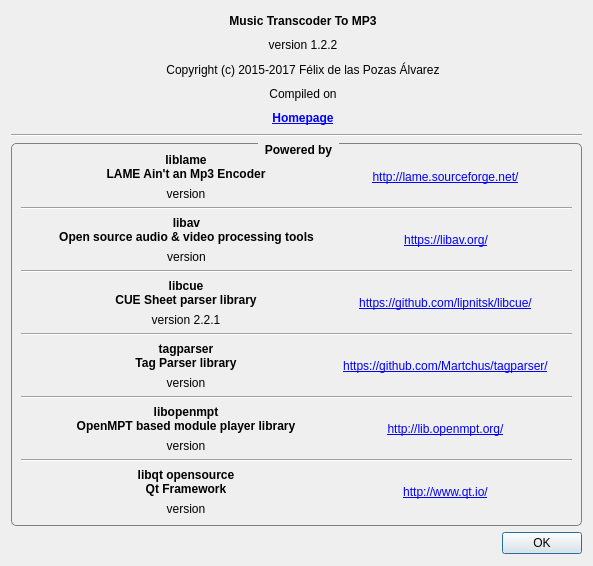
Old version of the form AboutDialog.ui in the repository FelixdelasPozas/transcodertomp3.
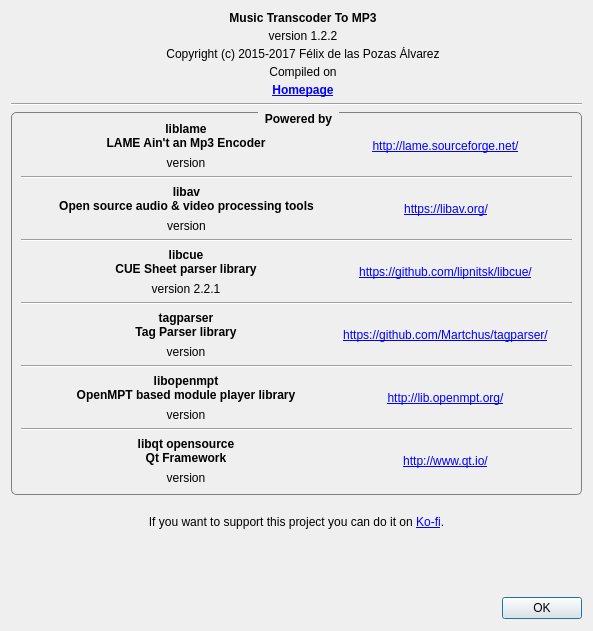
New version of the form. Icons and pictures are not drawn. Custom widgets are drawn as their Qt base class.

What changed in the file:
```diff
--- a/AboutDialog.ui
+++ b/AboutDialog.ui
@@ -7,19 +7,19 @@
     <x>0</x>
     <y>0</y>
     <width>593</width>
-    <height>566</height>
+    <height>631</height>
    </rect>
   </property>
   <property name="minimumSize">
    <size>
     <width>593</width>
-    <height>566</height>
+    <height>631</height>
    </size>
   </property>
   <property name="maximumSize">
    <size>
     <width>593</width>
-    <height>566</height>
+    <height>631</height>
    </size>
   </property>
   <property name="windowTitle">
@@ -645,6 +645,62 @@
      </item>
     </layout>
    </item>
+   <item>
+    <widget class="QLabel" name="label_4">
+     <property name="text">
+      <string>If you want to support this project you can do it on &lt;a href=&quot;https://ko-fi.com/felixdelaspozas&quot;&gt;Ko-fi&lt;/a&gt;.</string>
+     </property>
+     <property name="alignment">
+      <set>Qt::AlignCenter</set>
+     </property>
+     <property name="openExternalLinks">
+      <bool>true</bool>
+     </property>
+    </widget>
+   </item>
+   <item>
+    <layout class="QHBoxLayout" name="horizontalLayout_8">
+     <item>
+      <spacer name="horizontalSpacer_3">
+       <property name="orientation">
+        <enum>Qt::Horizontal</enum>
+       </property>
+       <property name="sizeHint" stdset="0">
+        <size>
+         <width>40</width>
+         <height>20</height>
+        </size>
+       </property>
+      </spacer>
+     </item>
+     <item>
+      <widget class="Utils::ClickableHoverLabel" name="m_kofiLabel">
+       <property name="text">
+        <string/>
+       </property>
+       <property name="pixmap">
+        <pixmap resource="rsc/resources.qrc">:/MusicTranscoder/kofi_logo.png</pixmap>
+       </property>
+       <property name="scaledContents">
+        <bool>true</bool>
+       </property>
+      </widget>
+     </item>
+     <item>
+      <spacer name="horizontalSpacer_4">
+       <property name="orientation">
+        <enum>Qt::Horizontal</enum>
+       </property>
+       <property name="sizeHint" stdset="0">
+        <size>
+         <width>40</width>
+         <height>20</height>
+        </size>
+       </property>
+      </spacer>
+     </item>
+    </layout>
+   </item>
    <item>
     <widget class="QDialogButtonBox" name="buttonBox">
      <property name="maximumSize">
@@ -663,6 +719,13 @@
    </item>
   </layout>
  </widget>
+ <customwidgets>
+  <customwidget>
+   <class>Utils::ClickableHoverLabel</class>
+   <extends>QLabel</extends>
+   <header>Utils.h</header>
+  </customwidget>
+ </customwidgets>
  <resources>
   <include location="rsc/resources.qrc"/>
  </resources>
```
